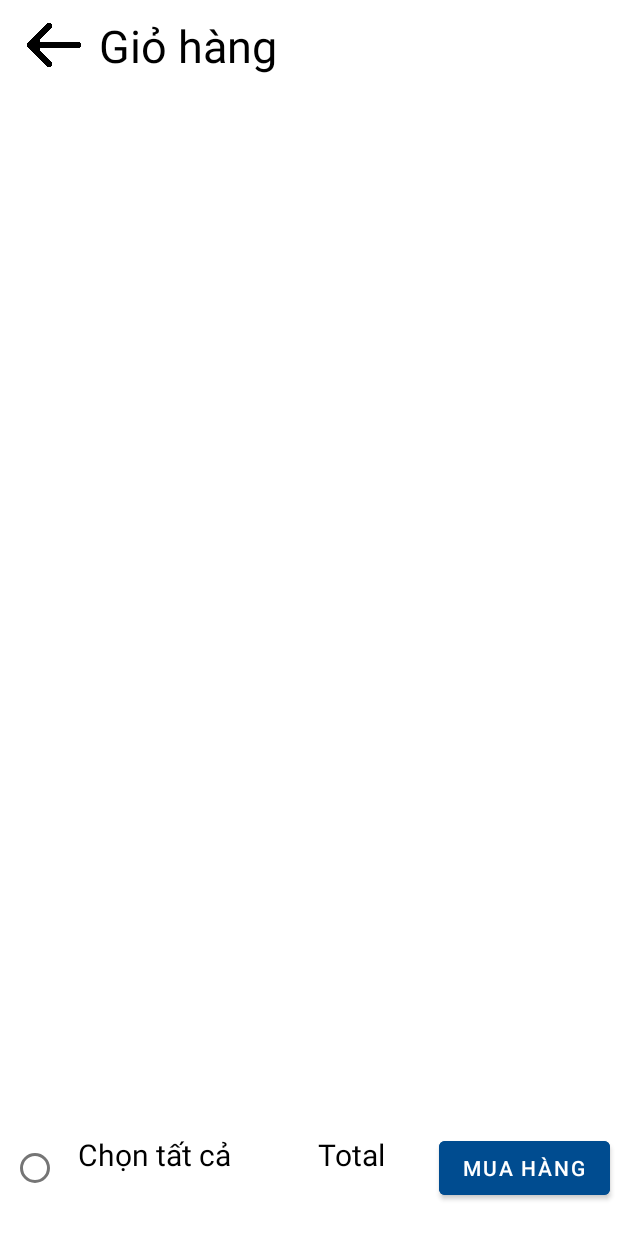
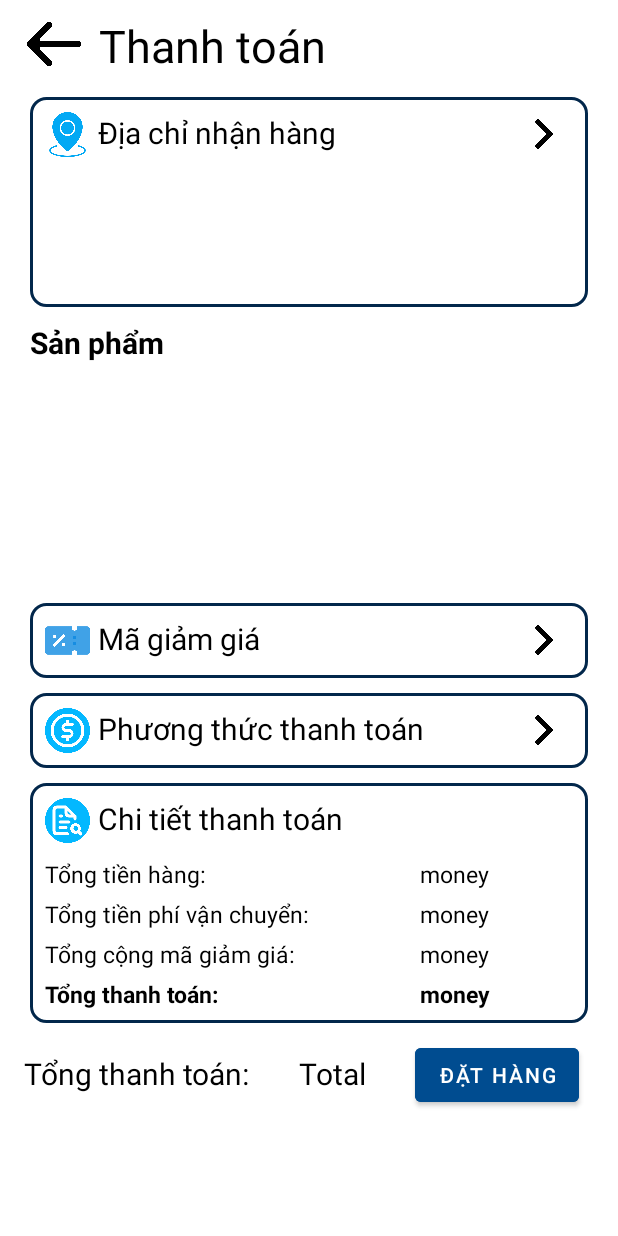
Before and after one commit to maihoang2152002/BagVana, an Android app: the screen it shows after launch (CartActivity before the commit, OrderActivity after it), on a phone screen of 412 x 824 dp. Run offline under Robolectric (Android 15) with nearby library versions, the phone set to English and light mode, and no system bars.

Commit message:
add order layout

```diff
--- /dev/null
+++ b/app/src/main/java/com/example/bagvana/Activity/Product/OrderActivity.java
@@ -0,0 +1,16 @@
+package com.example.bagvana.Activity.Product;
+
+import androidx.appcompat.app.AppCompatActivity;
+
+import android.os.Bundle;
+
+import com.example.bagvana.R;
+
+public class OrderActivity extends AppCompatActivity {
+
+    @Override
+    protected void onCreate(Bundle savedInstanceState) {
+        super.onCreate(savedInstanceState);
+        setContentView(R.layout.activity_order);
+    }
+}
--- /dev/null
+++ b/app/src/main/res/drawable/custome_border_shape.xml
@@ -0,0 +1,32 @@
+<shape
+    xmlns:android="http://schemas.android.com/apk/res/android"
+    android:shape="rectangle"   >
+
+    <solid
+        android:color="#FFFF" >
+    </solid>
+
+    <stroke
+        android:width="2dp"
+        android:color="#02274B" >
+    </stroke>
+
+    <padding
+        android:left="10dp"
+        android:top="10dp"
+        android:right="10dp"
+        android:bottom="10dp"    >
+    </padding>
+
+    <margin
+        android:left="10dp"
+        android:top="10dp"
+        android:right="10dp"
+        android:bottom="10dp">
+    </margin>
+
+    <corners
+        android:radius="10dp"   >
+    </corners>
+
+</shape>
--- a/app/src/main/res/layout/activity_cart.xml
+++ b/app/src/main/res/layout/activity_cart.xml
@@ -45,7 +45,7 @@
                 android:layout_height="match_parent">
 
                 <TextView
-                    android:id="@+id/textview_notice"
+                    android:id="@+id/txt_notice"
                     android:layout_width="wrap_content"
                     android:layout_height="wrap_content"
                     android:layout_gravity="center"
@@ -54,7 +54,7 @@
                     android:textSize="30sp"></TextView>
 
                 <androidx.recyclerview.widget.RecyclerView
-                    android:id="@+id/cycleview_gio_hang"
+                    android:id="@+id/recycview_cart"
                     android:layout_width="match_parent"
                     android:layout_height="match_parent">
 
@@ -82,6 +82,7 @@
                     android:gravity="center">
 
                     <RadioButton
+                        android:id="@+id/rad_chooseAll"
                         android:layout_width="30dp"
                         android:layout_height="33dp" />
 
@@ -102,7 +103,7 @@
                     android:gravity="center">
 
                     <TextView
-                        android:id="@+id/billCost"
+                        android:id="@+id/txt_billCost"
                         android:layout_width="wrap_content"
                         android:layout_height="match_parent"
                         android:layout_marginTop="15dp"
--- /dev/null
+++ b/app/src/main/res/layout/activity_order.xml
@@ -0,0 +1,318 @@
+<?xml version="1.0" encoding="utf-8"?>
+<LinearLayout xmlns:android="http://schemas.android.com/apk/res/android"
+    xmlns:app="http://schemas.android.com/apk/res-auto"
+    xmlns:tools="http://schemas.android.com/tools"
+    android:layout_width="match_parent"
+    android:layout_height="match_parent"
+    android:orientation="vertical"
+    tools:context=".Activity.Product.OrderActivity">
+
+    <androidx.appcompat.widget.Toolbar
+        android:layout_width="match_parent"
+        android:layout_height="59dp"
+        android:background="@color/white"
+        app:title="Payment Order">
+
+        <ImageView
+            android:id="@+id/ic_back"
+            android:layout_width="40dp"
+            android:layout_height="36dp"
+            android:layout_marginLeft="0dp"
+            android:padding="0dp"
+            android:src="@drawable/ic_back" />
+
+        <TextView
+            android:layout_width="match_parent"
+            android:layout_height="match_parent"
+            android:padding="10dp"
+            android:text="Thanh toán"
+            android:textColor="@color/black"
+            android:textSize="30sp" />
+
+    </androidx.appcompat.widget.Toolbar>
+
+
+    <LinearLayout
+        android:layout_width="match_parent"
+        android:layout_height="140dp"
+        android:layout_marginTop="5dp"
+        android:layout_marginLeft="20dp"
+        android:layout_marginRight="20dp"
+        android:layout_marginBottom="10dp"
+        android:background="@drawable/custome_border_shape"
+        android:orientation="vertical">
+
+        <LinearLayout
+            android:layout_width="match_parent"
+            android:layout_height="30dp">
+
+            <ImageView
+                android:layout_width="30dp"
+                android:layout_height="30dp"
+                android:background="@drawable/ic_location" />
+
+            <TextView
+                android:layout_width="287dp"
+                android:layout_height="match_parent"
+                android:layout_marginLeft="5dp"
+                android:text="Địa chỉ nhận hàng"
+                android:textColor="@color/black"
+                android:textSize="20sp" />
+
+            <ImageButton
+                android:id="@+id/btn_orderAddress"
+                android:layout_width="20dp"
+                android:layout_height="20dp"
+                android:layout_gravity="center"
+                android:background="@drawable/ic_right_arrow"
+                android:contentDescription="Địa chỉ nhận hàng"/>
+
+        </LinearLayout>
+
+        <TextView
+            android:id="@+id/txt_orderAddress"
+            android:layout_width="match_parent"
+            android:layout_height="match_parent"
+            android:layout_marginTop="10dp"
+            android:layout_marginBottom="5dp"
+            android:textColor="@color/black"
+            android:textSize="15sp" />
+
+    </LinearLayout>
+
+    <TextView
+        android:layout_width="match_parent"
+        android:layout_height="wrap_content"
+        android:layout_marginLeft="20dp"
+        android:text="Sản phẩm"
+        android:textSize="20sp"
+        android:textStyle="bold"
+        android:textColor="@color/black"/>
+
+    <androidx.recyclerview.widget.RecyclerView
+        android:id="@+id/recycview_product"
+        android:layout_width="match_parent"
+        android:layout_height="150dp">
+
+    </androidx.recyclerview.widget.RecyclerView>
+
+    <LinearLayout
+        android:layout_width="match_parent"
+        android:layout_height="50dp"
+        android:layout_marginLeft="20dp"
+        android:layout_marginRight="20dp"
+        android:layout_marginTop="10dp"
+        android:background="@drawable/custome_border_shape">
+
+        <ImageView
+            android:layout_width="30dp"
+            android:layout_height="30dp"
+            android:background="@drawable/ic_voucher" />
+
+        <TextView
+            android:layout_width="287dp"
+            android:layout_height="match_parent"
+            android:layout_marginLeft="5dp"
+            android:text="Mã giảm giá"
+            android:textColor="@color/black"
+            android:textSize="20sp" />
+
+        <ImageButton
+            android:id="@+id/btn_voucher"
+            android:layout_width="20dp"
+            android:layout_height="20dp"
+            android:layout_gravity="center"
+            android:background="@drawable/ic_right_arrow"
+            android:contentDescription="Mã giảm giá" />
+
+    </LinearLayout>
+
+    <LinearLayout
+        android:layout_width="match_parent"
+        android:layout_height="50dp"
+        android:layout_marginLeft="20dp"
+        android:layout_marginRight="20dp"
+        android:layout_marginTop="10dp"
+        android:background="@drawable/custome_border_shape">
+
+        <ImageView
+            android:layout_width="30dp"
+            android:layout_height="30dp"
+            android:background="@drawable/ic_coin" />
+
+        <TextView
+            android:layout_width="287dp"
+            android:layout_height="match_parent"
+            android:layout_marginLeft="5dp"
+            android:text="Phương thức thanh toán"
+            android:textColor="@color/black"
+            android:textSize="20sp" />
+
+        <ImageButton
+            android:id="@+id/btn_pay"
+            android:layout_width="20dp"
+            android:layout_height="20dp"
+            android:layout_gravity="center"
+            android:background="@drawable/ic_right_arrow"
+            android:contentDescription="Phương thức thanh toán" />
+
+    </LinearLayout>
+
+    <LinearLayout
+        android:layout_width="match_parent"
+        android:layout_height="160dp"
+        android:layout_marginLeft="20dp"
+        android:layout_marginRight="20dp"
+        android:layout_marginTop="10dp"
+        android:background="@drawable/custome_border_shape"
+        android:orientation="vertical">
+
+        <LinearLayout
+            android:layout_width="match_parent"
+            android:layout_height="30dp">
+
+            <ImageView
+                android:layout_width="30dp"
+                android:layout_height="30dp"
+                android:background="@drawable/ic_detail" />
+
+            <TextView
+                android:layout_width="287dp"
+                android:layout_height="match_parent"
+                android:layout_marginLeft="5dp"
+                android:text="Chi tiết thanh toán"
+                android:textColor="@color/black"
+                android:textSize="20sp" />
+
+        </LinearLayout>
+
+        <LinearLayout
+            android:layout_width="match_parent"
+            android:layout_height="wrap_content"
+            android:layout_marginTop="10dp">
+
+            <TextView
+                android:layout_width="250dp"
+                android:layout_height="wrap_content"
+                android:text="Tổng tiền hàng:"
+                android:textColor="@color/black"
+                android:textSize="15sp" />
+
+            <TextView
+                android:layout_width="wrap_content"
+                android:layout_height="wrap_content"
+                android:text="money"
+                android:textColor="@color/black"
+                android:textSize="15sp" />
+
+        </LinearLayout>
+
+        <LinearLayout
+            android:layout_width="match_parent"
+            android:layout_height="wrap_content"
+            android:layout_marginTop="5dp">
+
+            <TextView
+                android:layout_width="250dp"
+                android:layout_height="wrap_content"
+                android:text="Tổng tiền phí vận chuyển:"
+                android:textColor="@color/black"
+                android:textSize="15sp" />
+
+            <TextView
+                android:layout_width="wrap_content"
+                android:layout_height="wrap_content"
+                android:text="money"
+                android:textColor="@color/black"
+                android:textSize="15sp" />
+
+        </LinearLayout>
+
+        <LinearLayout
+            android:layout_width="match_parent"
+            android:layout_height="wrap_content"
+            android:layout_marginTop="5dp">
+
+            <TextView
+                android:layout_width="250dp"
+                android:layout_height="wrap_content"
+                android:text="Tổng cộng mã giảm giá:"
+                android:textColor="@color/black"
+                android:textSize="15sp" />
+
+            <TextView
+                android:layout_width="wrap_content"
+                android:layout_height="wrap_content"
+                android:text="money"
+                android:textColor="@color/black"
+                android:textSize="15sp" />
+
+        </LinearLayout>
+
+        <LinearLayout
+            android:layout_width="match_parent"
+            android:layout_height="wrap_content"
+            android:layout_marginTop="5dp">
+
+            <TextView
+                android:layout_width="250dp"
+                android:layout_height="wrap_content"
+                android:text="Tổng thanh toán:"
+                android:textStyle="bold"
+                android:textColor="@color/black"
+                android:textSize="15sp" />
+
+            <TextView
+                android:layout_width="wrap_content"
+                android:layout_height="wrap_content"
+                android:text="money"
+                android:textStyle="bold"
+                android:textColor="@color/black"
+                android:textSize="15sp" />
+
+        </LinearLayout>
+
+    </LinearLayout>
+
+    <LinearLayout
+        android:layout_width="match_parent"
+        android:layout_height="50dp"
+        android:orientation="horizontal"
+        android:layout_marginTop="10dp"
+        android:layout_marginBottom="10dp"
+        android:layout_marginLeft="10dp"
+        android:weightSum="2">
+
+            <TextView
+                android:layout_width="161dp"
+                android:layout_height="match_parent"
+                android:layout_marginTop="10dp"
+                android:text="Tổng thanh toán:"
+                android:textAlignment="center"
+                android:textColor="#f000"
+                android:textSize="20dp" />
+
+
+            <TextView
+                android:id="@+id/billCost"
+                android:layout_width="100dp"
+                android:layout_height="match_parent"
+                android:layout_marginTop="10dp"
+                android:text="Total"
+                android:textAlignment="center"
+                android:textColor="#f000"
+                android:textSize="20dp" />
+
+        <Button
+            android:id="@+id/btn_order"
+            android:layout_width="wrap_content"
+            android:layout_height="wrap_content"
+            android:layout_gravity="center|right"
+            android:layout_marginLeft="5dp"
+            android:backgroundTint="#004C90"
+            android:text="Đặt hàng"
+            android:textColor="#FFFFFF"></Button>
+
+    </LinearLayout>
+
+</LinearLayout>
--- a/app/src/main/res/values/colors.xml
+++ b/app/src/main/res/values/colors.xml
@@ -7,4 +7,5 @@
     <color name="teal_700">#FF018786</color>
     <color name="black">#FF000000</color>
     <color name="white">#FFFFFFFF</color>
+    <color name="blue">#004C90</color>
 </resources>
```
Also changed, not shown: app/src/main/AndroidManifest.xml (+9 -5 lines), app/src/main/res/drawable/ic_coin.png (added), app/src/main/res/drawable/ic_detail.png (added), app/src/main/res/drawable/ic_location.png (added), app/src/main/res/drawable/ic_right_arrow.png (added), app/src/main/res/drawable/ic_voucher.png (added).
